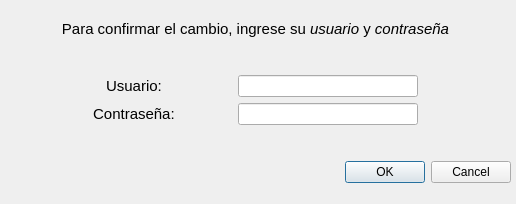
Before: the Qt Designer form windows/templates/Confirmacion.ui in HitomiD/Proyecto-Desarrollo, drawn with Qt 5.
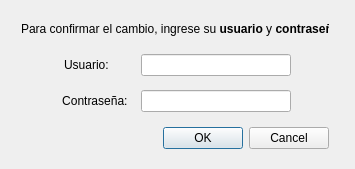
After: the same form once the commit is applied. Icons and pictures are not drawn.

Commit message: Cambio en Ventanas Remodeladas

The edit to the form file:
```diff
--- a/windows/templates/Confirmacion.ui
+++ b/windows/templates/Confirmacion.ui
@@ -6,8 +6,8 @@
    <rect>
     <x>0</x>
     <y>0</y>
-    <width>516</width>
-    <height>204</height>
+    <width>355</width>
+    <height>169</height>
    </rect>
   </property>
   <property name="sizePolicy">
@@ -19,113 +19,64 @@
   <property name="windowTitle">
    <string>Dialog</string>
   </property>
-  <widget class="QWidget" name="verticalLayoutWidget_2">
+  <property name="windowIcon">
+   <iconset>
+    <normaloff>../assets/Warning-icon-isolated-on-transparent-background-PNG.png</normaloff>../assets/Warning-icon-isolated-on-transparent-background-PNG.png</iconset>
+  </property>
+  <widget class="QWidget" name="verticalLayoutWidget">
    <property name="geometry">
     <rect>
      <x>0</x>
-     <y>0</y>
-     <width>551</width>
-     <height>202</height>
+     <y>10</y>
+     <width>351</width>
+     <height>151</height>
     </rect>
    </property>
-   <layout class="QGridLayout" name="gridLayout_2">
-    <item row="2" column="1">
-     <spacer name="horizontalSpacer_6">
-      <property name="orientation">
-       <enum>Qt::Horizontal</enum>
+   <layout class="QVBoxLayout" name="verticalLayout">
+    <item>
+     <layout class="QHBoxLayout" name="horizontalLayout_3">
+      <property name="spacing">
+       <number>0</number>
       </property>
-      <property name="sizeType">
-       <enum>QSizePolicy::Fixed</enum>
-      </property>
-      <property name="sizeHint" stdset="0">
-       <size>
-        <width>40</width>
-        <height>20</height>
-       </size>
-      </property>
-     </spacer>
-    </item>
-    <item row="3" column="1">
-     <spacer name="horizontalSpacer_10">
-      <property name="orientation">
-       <enum>Qt::Horizontal</enum>
-      </property>
-      <property name="sizeType">
-       <enum>QSizePolicy::Fixed</enum>
-      </property>
-      <property name="sizeHint" stdset="0">
-       <size>
-        <width>40</width>
-        <height>20</height>
-       </size>
-      </property>
-     </spacer>
-    </item>
-    <item row="4" column="0">
-     <spacer name="verticalSpacer_4">
-      <property name="orientation">
-       <enum>Qt::Vertical</enum>
-      </property>
-      <property name="sizeHint" stdset="0">
-       <size>
-        <width>20</width>
-        <height>40</height>
-       </size>
-      </property>
-     </spacer>
-    </item>
-    <item row="0" column="0">
-     <spacer name="verticalSpacer_3">
-      <property name="orientation">
-       <enum>Qt::Vertical</enum>
-      </property>
-      <property name="sizeHint" stdset="0">
-       <size>
-        <width>20</width>
-        <height>40</height>
-       </size>
-      </property>
-     </spacer>
-    </item>
-    <item row="2" column="0">
-     <layout class="QGridLayout" name="gridLayout">
-      <property name="sizeConstraint">
-       <enum>QLayout::SetNoConstraint</enum>
-      </property>
-      <item row="3" column="2">
-       <spacer name="verticalSpacer">
+      <item>
+       <spacer name="horizontalSpacer_5">
         <property name="orientation">
-         <enum>Qt::Vertical</enum>
+         <enum>Qt::Horizontal</enum>
         </property>
         <property name="sizeHint" stdset="0">
          <size>
-          <width>20</width>
-          <height>40</height>
+          <width>40</width>
+          <height>20</height>
          </size>
         </property>
        </spacer>
       </item>
-      <item row="0" column="2">
-       <spacer name="verticalSpacer_2">
-        <property name="orientation">
-         <enum>Qt::Vertical</enum>
-        </property>
-        <property name="sizeHint" stdset="0">
+      <item>
+       <widget class="QLabel" name="label">
+        <property name="maximumSize">
          <size>
-          <width>20</width>
-          <height>40</height>
+          <width>308</width>
+          <height>22</height>
          </size>
         </property>
-       </spacer>
+        <property name="font">
+         <font>
+          <pointsize>9</pointsize>
+         </font>
+        </property>
+        <property name="layoutDirection">
+         <enum>Qt::LeftToRight</enum>
+        </property>
+        <property name="text">
+         <string>&lt;html&gt;&lt;head/&gt;&lt;body&gt;&lt;p align=&quot;center&quot;&gt;Para confirmar el cambio, ingrese su &lt;span style=&quot; font-weight:700; color:#000000;&quot;&gt;usuario&lt;/span&gt; y &lt;span style=&quot; font-weight:700;&quot;&gt;contraseña&lt;/span&gt;&lt;/p&gt;&lt;/body&gt;&lt;/html&gt;</string>
+        </property>
+       </widget>
       </item>
-      <item row="1" column="0">
-       <spacer name="horizontalSpacer">
+      <item>
+       <spacer name="horizontalSpacer_6">
         <property name="orientation">
          <enum>Qt::Horizontal</enum>
         </property>
-        <property name="sizeType">
-         <enum>QSizePolicy::Fixed</enum>
-        </property>
         <property name="sizeHint" stdset="0">
          <size>
           <width>40</width>
@@ -134,8 +85,15 @@
         </property>
        </spacer>
       </item>
-      <item row="2" column="3">
-       <spacer name="horizontalSpacer_4">
+     </layout>
+    </item>
+    <item>
+     <layout class="QHBoxLayout" name="horizontalLayout">
+      <property name="spacing">
+       <number>0</number>
+      </property>
+      <item>
+       <spacer name="horizontalSpacer_3">
         <property name="orientation">
          <enum>Qt::Horizontal</enum>
         </property>
@@ -144,45 +102,72 @@
         </property>
         <property name="sizeHint" stdset="0">
          <size>
-          <width>40</width>
+          <width>45</width>
           <height>20</height>
          </size>
         </property>
        </spacer>
       </item>
-      <item row="1" column="2">
-       <widget class="QLineEdit" name="CasillaUsuario">
-        <property name="enabled">
+      <item>
+       <widget class="QLabel" name="LabelUsuario">
+        <property name="sizePolicy">
+         <sizepolicy hsizetype="Preferred" vsizetype="Preferred">
+          <horstretch>0</horstretch>
+          <verstretch>0</verstretch>
+         </sizepolicy>
+        </property>
+        <property name="font">
+         <font>
+          <pointsize>9</pointsize>
+         </font>
+        </property>
+        <property name="styleSheet">
+         <string notr="true">margin-right:10px;</string>
+        </property>
+        <property name="text">
+         <string>&lt;html&gt;&lt;head/&gt;&lt;body&gt;&lt;p&gt;Usuario: &lt;/p&gt;&lt;/body&gt;&lt;/html&gt;</string>
+        </property>
+        <property name="alignment">
+         <set>Qt::AlignCenter</set>
+        </property>
+       </widget>
+      </item>
+      <item>
+       <widget class="QLineEdit" name="inputPassword_2">
+        <property name="sizePolicy">
+         <sizepolicy hsizetype="Fixed" vsizetype="Fixed">
+          <horstretch>0</horstretch>
+          <verstretch>0</verstretch>
+         </sizepolicy>
+        </property>
+        <property name="minimumSize">
+         <size>
+          <width>150</width>
+          <height>0</height>
+         </size>
+        </property>
+        <property name="maximumSize">
+         <size>
+          <width>220</width>
+          <height>22</height>
+         </size>
+        </property>
+        <property name="inputMask">
+         <string/>
+        </property>
+        <property name="text">
+         <string/>
+        </property>
+        <property name="frame">
          <bool>true</bool>
         </property>
-        <property name="sizePolicy">
-         <sizepolicy hsizetype="Fixed" vsizetype="Maximum">
-          <horstretch>0</horstretch>
-          <verstretch>0</verstretch>
-         </sizepolicy>
-        </property>
-        <property name="minimumSize">
-         <size>
-          <width>180</width>
-          <height>0</height>
-         </size>
-        </property>
-        <property name="maximumSize">
-         <size>
-          <width>150</width>
-          <height>16777215</height>
-         </size>
-        </property>
-        <property name="baseSize">
-         <size>
-          <width>0</width>
-          <height>0</height>
-         </size>
+        <property name="echoMode">
+         <enum>QLineEdit::Normal</enum>
         </property>
        </widget>
       </item>
-      <item row="1" column="3">
-       <spacer name="horizontalSpacer_2">
+      <item>
+       <spacer name="horizontalSpacer_4">
         <property name="orientation">
          <enum>Qt::Horizontal</enum>
         </property>
@@ -191,13 +176,33 @@
         </property>
         <property name="sizeHint" stdset="0">
          <size>
+          <width>60</width>
+          <height>20</height>
+         </size>
+        </property>
+       </spacer>
+      </item>
+     </layout>
+    </item>
+    <item>
+     <layout class="QHBoxLayout" name="horizontalLayout_2">
+      <property name="spacing">
+       <number>0</number>
+      </property>
+      <item>
+       <spacer name="horizontalSpacer">
+        <property name="orientation">
+         <enum>Qt::Horizontal</enum>
+        </property>
+        <property name="sizeHint" stdset="0">
+         <size>
           <width>40</width>
           <height>20</height>
          </size>
         </property>
        </spacer>
       </item>
-      <item row="2" column="1">
+      <item>
        <widget class="QLabel" name="CONTRASENA">
         <property name="sizePolicy">
          <sizepolicy hsizetype="Fixed" vsizetype="Fixed">
@@ -205,11 +210,20 @@
           <verstretch>0</verstretch>
          </sizepolicy>
         </property>
+        <property name="maximumSize">
+         <size>
+          <width>16777215</width>
+          <height>16777215</height>
+         </size>
+        </property>
         <property name="font">
          <font>
-          <pointsize>11</pointsize>
+          <pointsize>9</pointsize>
          </font>
         </property>
+        <property name="styleSheet">
+         <string notr="true">margin-right:10px;</string>
+        </property>
         <property name="text">
          <string>&lt;html&gt;&lt;head/&gt;&lt;body&gt;&lt;p&gt;Contraseña: &lt;/p&gt;&lt;/body&gt;&lt;/html&gt;</string>
         </property>
@@ -218,23 +232,7 @@
         </property>
        </widget>
       </item>
-      <item row="2" column="0">
-       <spacer name="horizontalSpacer_3">
-        <property name="orientation">
-         <enum>Qt::Horizontal</enum>
-        </property>
-        <property name="sizeType">
-         <enum>QSizePolicy::Fixed</enum>
-        </property>
-        <property name="sizeHint" stdset="0">
-         <size>
-          <width>40</width>
-          <height>20</height>
-         </size>
-        </property>
-       </spacer>
-      </item>
-      <item row="2" column="2">
+      <item>
        <widget class="QLineEdit" name="inputPassword">
         <property name="sizePolicy">
          <sizepolicy hsizetype="Fixed" vsizetype="Fixed">
@@ -250,8 +248,8 @@
         </property>
         <property name="maximumSize">
          <size>
-          <width>300</width>
-          <height>16777215</height>
+          <width>220</width>
+          <height>22</height>
          </size>
         </property>
         <property name="inputMask">
@@ -262,31 +260,32 @@
         </property>
        </widget>
       </item>
-      <item row="1" column="1">
-       <widget class="QLabel" name="LabelUsuario">
-        <property name="sizePolicy">
-         <sizepolicy hsizetype="Preferred" vsizetype="Preferred">
-          <horstretch>0</horstretch>
-          <verstretch>0</verstretch>
-         </sizepolicy>
+      <item>
+       <spacer name="horizontalSpacer_2">
+        <property name="orientation">
+         <enum>Qt::Horizontal</enum>
         </property>
-        <property name="font">
-         <font>
-          <pointsize>11</pointsize>
-         </font>
+        <property name="sizeType">
+         <enum>QSizePolicy::Preferred</enum>
         </property>
-        <property name="text">
-         <string>&lt;html&gt;&lt;head/&gt;&lt;body&gt;&lt;p&gt;Usuario: &lt;/p&gt;&lt;/body&gt;&lt;/html&gt;</string>
+        <property name="sizeHint" stdset="0">
+         <size>
+          <width>60</width>
+          <height>20</height>
+         </size>
         </property>
-        <property name="alignment">
-         <set>Qt::AlignCenter</set>
-        </property>
-       </widget>
+       </spacer>
       </item>
      </layout>
     </item>
-    <item row="3" column="0">
+    <item>
      <widget class="QDialogButtonBox" name="buttonBox">
+      <property name="maximumSize">
+       <size>
+        <width>329</width>
+        <height>24</height>
+       </size>
+      </property>
       <property name="orientation">
        <enum>Qt::Horizontal</enum>
       </property>
@@ -295,37 +294,6 @@
       </property>
      </widget>
     </item>
-    <item row="1" column="0">
-     <widget class="QLabel" name="label">
-      <property name="font">
-       <font>
-        <pointsize>11</pointsize>
-       </font>
-      </property>
-      <property name="layoutDirection">
-       <enum>Qt::LeftToRight</enum>
-      </property>
-      <property name="text">
-       <string>&lt;html&gt;&lt;head/&gt;&lt;body&gt;&lt;p align=&quot;center&quot;&gt;Para confirmar el cambio, ingrese su &lt;span style=&quot; font-style:italic; color:#000000;&quot;&gt;usuario&lt;/span&gt; y &lt;span style=&quot; font-style:italic;&quot;&gt;contraseña&lt;/span&gt;&lt;/p&gt;&lt;/body&gt;&lt;/html&gt;</string>
-      </property>
-     </widget>
-    </item>
-    <item row="1" column="1">
-     <spacer name="horizontalSpacer_8">
-      <property name="orientation">
-       <enum>Qt::Horizontal</enum>
-      </property>
-      <property name="sizeType">
-       <enum>QSizePolicy::Fixed</enum>
-      </property>
-      <property name="sizeHint" stdset="0">
-       <size>
-        <width>40</width>
-        <height>20</height>
-       </size>
-      </property>
-     </spacer>
-    </item>
    </layout>
   </widget>
  </widget>
```
Left out of the diff: 10 changed lines with no effect on the pictures. The commit also changes 22 other files.
